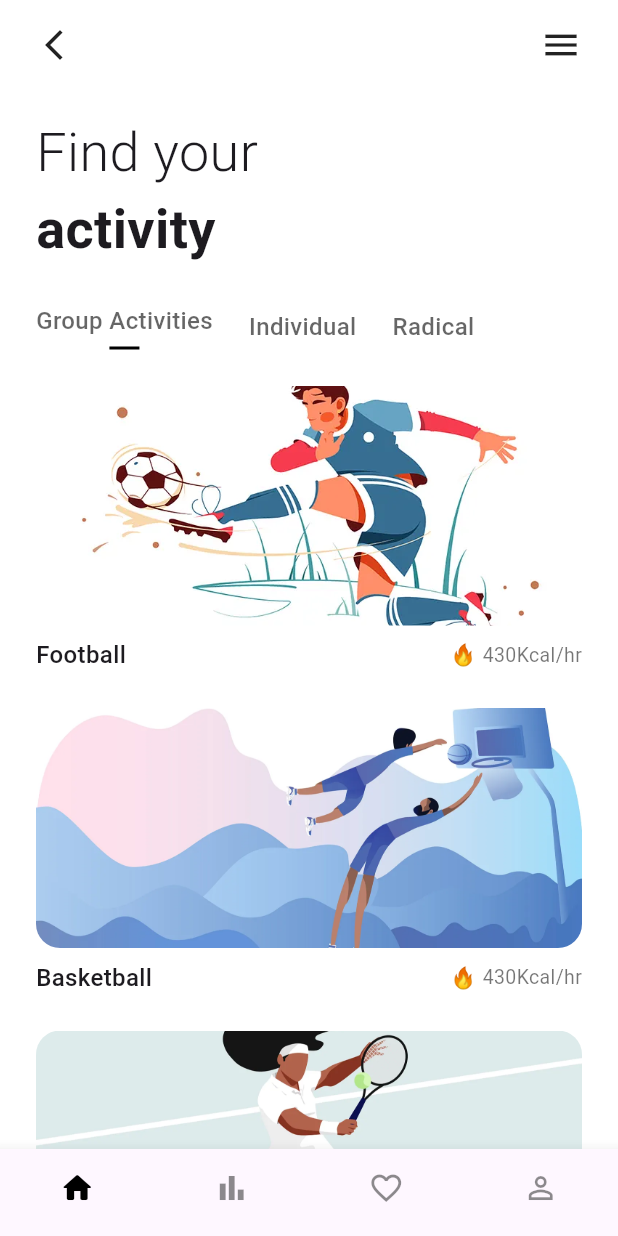
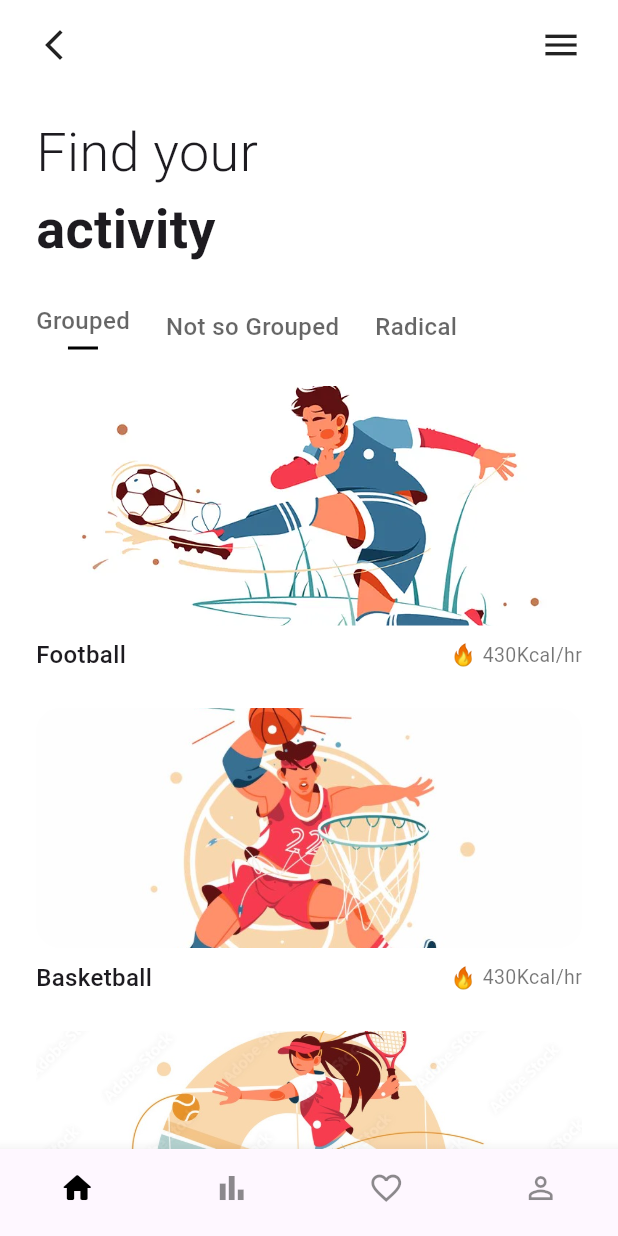
Before and after one commit to luisfilipe89/move_young, a Flutter app: the screen it shows after launch, on a phone screen of 412 x 824 dp. Run offline on Flutter 3.47's test engine with Material 3 defaults, Android fonts, the phone set to English and light mode, and no system bars; our stand-ins replace cached_network_image, geolocator, google_maps_flutter, share_plus, shared_preferences; Roboto replaces fonts that are missing (Poppins).

Commit message:
before_restructuing homescreen

```diff
--- a/lib/screens/mains/home_screen.dart
+++ b/lib/screens/mains/home_screen.dart
@@ -16,10 +16,10 @@ class HomeScreen extends StatefulWidget {
 class _HomeScreenState extends State<HomeScreen> {
   int selectedCategoryIndex = 0;
 
-  final List<String> categories = ['Group Activities', 'Individual', 'Radical'];
+  final List<String> categories = ['Grouped', 'Not so Grouped', 'Radical'];
 
   final Map<String, List<Map<String, String>>> activities = {
-    'Group Activities': [
+    'Grouped': [
       {
         'title': 'Football',
         'image': 'assets/images/soccer.webp',
@@ -27,12 +27,12 @@ class _HomeScreenState extends State<HomeScreen> {
       },
       {
         'title': 'Basketball',
-        'image': 'assets/images/basketball5.webp',
+        'image': 'assets/images/basketball.jpg',
         'calories': '430Kcal/hr',
       },
       {
         'title': 'Tennis',
-        'image': 'assets/images/tennis.webp',
+        'image': 'assets/images/tennis.jpg',
         'calories': '430Kcal/hr',
       },
       {
@@ -41,7 +41,7 @@ class _HomeScreenState extends State<HomeScreen> {
         'calories': '430Kcal/hr',
       },
     ],
-    'Individual': [
+    'Not so Grouped': [
       {
         'title': 'Swimming',
         'image': 'assets/images/swimming.webp',
@@ -49,14 +49,14 @@ class _HomeScreenState extends State<HomeScreen> {
       },
       {
         'title': 'Fitness Station',
-        'image': 'assets/images/fitness.webp',
+        'image': 'assets/images/fitness_station.jpg',
         'calories': '250Kcal/hr',
       },
     ],
     'Radical': [
       {
         'title': 'Skateboarding',
-        'image': 'https://placehold.co/400x200?text=Crossfit',
+        'image': 'assets/images/skateboarding.webp',
         'calories': '600Kcal/hr',
       },
     ],
@@ -137,6 +137,7 @@ class _HomeScreenState extends State<HomeScreen> {
                     )
                   : Image.asset(
                     imageUrl,
+                    alignment: Alignment(0.0,-0.2),
                     height: 160,
                     width: double.infinity,
                     fit: BoxFit.cover,
--- a/lib/screens/menus/football_fields.dart
+++ b/lib/screens/menus/football_fields.dart
@@ -9,7 +9,7 @@ class FootballFieldScreen extends StatelessWidget {
   Widget build(BuildContext context) {
     return const GenericSportScreen(
       title: 'Football Fields',
-      sportType: 'soccer', // must match registry key
+      sportType: 'soccer',
     );
   }
 }
--- a/lib/screens/menus/widgets/generic_sport_screen.dart
+++ b/lib/screens/menus/widgets/generic_sport_screen.dart
@@ -396,6 +396,7 @@ class _GenericSportScreenState extends State<GenericSportScreen> {
                           crossAxisAlignment: CrossAxisAlignment.start,
                           children: [
                             Text(_formatDistance(distance)),
+                            Text('$lat,$lon', style: const TextStyle(fontSize: 12, color: Colors.grey)),
                             const SizedBox(height: 4),
                             _buildCharacteristicsRow(field),
                           ],
```
Also changed, not shown: assets/images/basketball.jpg (added), assets/images/basketball5.webp (deleted), assets/images/fitness_station.jpg (added), assets/images/fitness_station2.jpg (added), assets/images/skateboarding.webp (added), assets/images/tennis.jpg (added), 1 other file.
